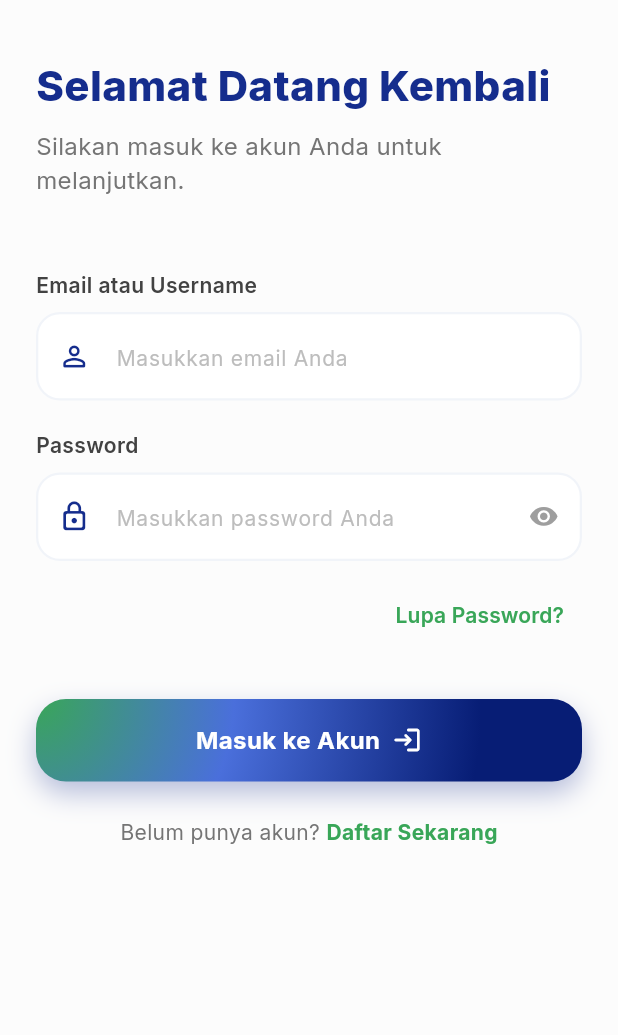
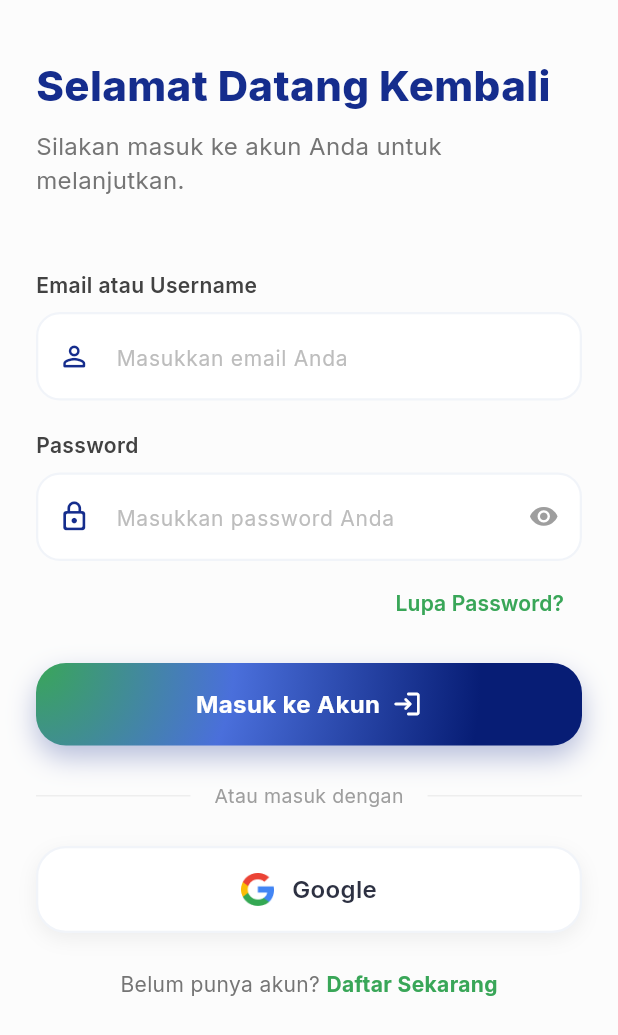
Before and after one commit to bilalihsan1955/Aplikasi-PDM-Kota-Malang, a Flutter app: the screen it shows after launch, after a tap on "Lanjutkan", after a tap on "Lewati", on a phone screen of 412 x 824 dp. Shown: the top 1035 px of the screen. Run offline on Flutter 3.47's test engine with Material 3 defaults, Android fonts, the phone set to English and light mode, and no system bars; our stand-ins replace flutter_map, go_router, google_fonts, latlong2, shared_preferences.

Commit message:
perbaikan ui login

```diff
--- a/lib/utils/routes.dart
+++ b/lib/utils/routes.dart
@@ -19,21 +19,21 @@ final GoRouter router = GoRouter(
   navigatorKey: _rootNavigatorKey,
   initialLocation: '/onboarding',
   routes: [
-    // Auth Routes
+    // Auth Routes - Outside Shell (Full Screen)
     GoRoute(
       path: '/onboarding',
-      builder: (context, state) => const OnboardingPage(),
+      pageBuilder: (context, state) => const NoTransitionPage(child: OnboardingPage()),
     ),
     GoRoute(
       path: '/login',
-      builder: (context, state) => const LoginPage(),
+      pageBuilder: (context, state) => const NoTransitionPage(child: LoginPage()),
     ),
     GoRoute(
       path: '/register',
-      builder: (context, state) => const RegisterPage(),
+      pageBuilder: (context, state) => const NoTransitionPage(child: RegisterPage()),
     ),
 
-    // App Shell Routes
+    // App Shell Routes - Inside Shell (With Navbar)
     StatefulShellRoute.indexedStack(
       builder: (context, state, navigationShell) {
         return MainScreen(navigationShell: navigationShell);
@@ -48,8 +48,7 @@ final GoRouter router = GoRouter(
               routes: [
                 GoRoute(
                   path: 'about-pdm',
-                  parentNavigatorKey: _rootNavigatorKey,
-                  builder: (context, state) => const AboutPdmPage(),
+                  pageBuilder: (context, state) => const NoTransitionPage(child: AboutPdmPage()),
                 ),
                 GoRoute(
                   path: 'gallery',
--- a/lib/view/pages/auth/login_page.dart
+++ b/lib/view/pages/auth/login_page.dart
@@ -31,10 +31,15 @@ class _LoginPageState extends State<LoginPage> {
                   _buildHeader(isDark),
                   const SizedBox(height: 48),
                   _buildForm(isDark),
-                  const SizedBox(height: 32),
+                  const SizedBox(height: 16),
                   _buildLoginButton(context),
                   const SizedBox(height: 24),
+                  _buildSocialDivider(isDark),
+                  const SizedBox(height: 24),
+                  _buildGoogleButton(context, isDark),
+                  const SizedBox(height: 24),
                   _buildRegisterLink(context, isDark),
+                  const SizedBox(height: 40),
                 ],
               ),
             ),
@@ -88,7 +93,7 @@ class _LoginPageState extends State<LoginPage> {
           onToggleVisibility: () => setState(() => _isPasswordVisible = !_isPasswordVisible),
           isDark: isDark,
         ),
-        const SizedBox(height: 12),
+        const SizedBox(height: 4),
         Align(
           alignment: Alignment.centerRight,
           child: TextButton(
@@ -209,6 +214,71 @@ class _LoginPageState extends State<LoginPage> {
     );
   }
 
+  Widget _buildSocialDivider(bool isDark) {
+    return Row(
+      children: [
+        Expanded(child: Divider(color: isDark ? Colors.white10 : Colors.grey[200])),
+        Padding(
+          padding: const EdgeInsets.symmetric(horizontal: 16),
+          child: Text(
+            'Atau masuk dengan',
+            style: TextStyle(color: Colors.grey[500], fontSize: 13),
+          ),
+        ),
+        Expanded(child: Divider(color: isDark ? Colors.white10 : Colors.grey[200])),
+      ],
+    );
+  }
+
+  Widget _buildGoogleButton(BuildContext context, bool isDark) {
+    return Container(
+      width: double.infinity,
+      decoration: BoxDecoration(
+        color: isDark ? const Color(0xFF1E1E1E) : Colors.white,
+        borderRadius: BorderRadius.circular(20),
+        border: Border.all(
+          color: isDark ? Colors.white.withOpacity(0.05) : const Color(0xFFF1F4F9),
+          width: 1.5,
+        ),
+        boxShadow: [
+          BoxShadow(
+            color: isDark ? Colors.black.withOpacity(0.3) : Colors.black.withOpacity(0.06),
+            blurRadius: 10,
+            offset: const Offset(0, 4),
+          ),
+        ],
+      ),
+      child: Material(
+        color: Colors.transparent,
+        child: InkWell(
+          borderRadius: BorderRadius.circular(20),
+          onTap: () {},
+          child: Padding(
+            padding: const EdgeInsets.symmetric(vertical: 16),
+            child: Row(
+              mainAxisAlignment: MainAxisAlignment.center,
+              children: [
+                Image.asset(
+                  'assets/images/google-icon.png',
+                  height: 22,
+                ),
+                const SizedBox(width: 12),
+                Text(
+                  'Google',
+                  style: TextStyle(
+                    color: isDark ? Colors.white : const Color(0xFF2D3142),
+                    fontSize: 16,
+                    fontWeight: FontWeight.w600,
+                  ),
+                ),
+              ],
+            ),
+          ),
+        ),
+      ),
+    );
+  }
+
   Widget _buildRegisterLink(BuildContext context, bool isDark) {
     return Row(
       mainAxisAlignment: MainAxisAlignment.center,
--- a/lib/view/pages/berita/detail_berita_page.dart
+++ b/lib/view/pages/berita/detail_berita_page.dart
@@ -134,7 +134,7 @@ class _DetailBeritaPageState extends State<DetailBeritaPage> {
                           duration: const Duration(milliseconds: 200),
                           opacity: _isScrolled ? 1 : 0,
                           child: const Text(
-                            'x',
+                            'Berita Terkini',
                             style: TextStyle(fontSize: 16, fontWeight: FontWeight.bold),
                           ),
                         ),
```
Also changed, not shown: assets/images/google-icon.png (added).
